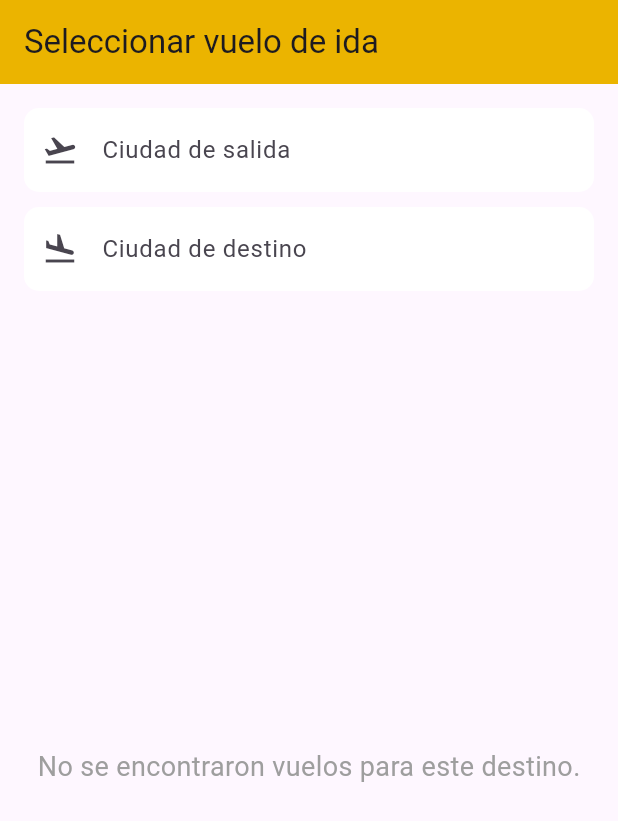
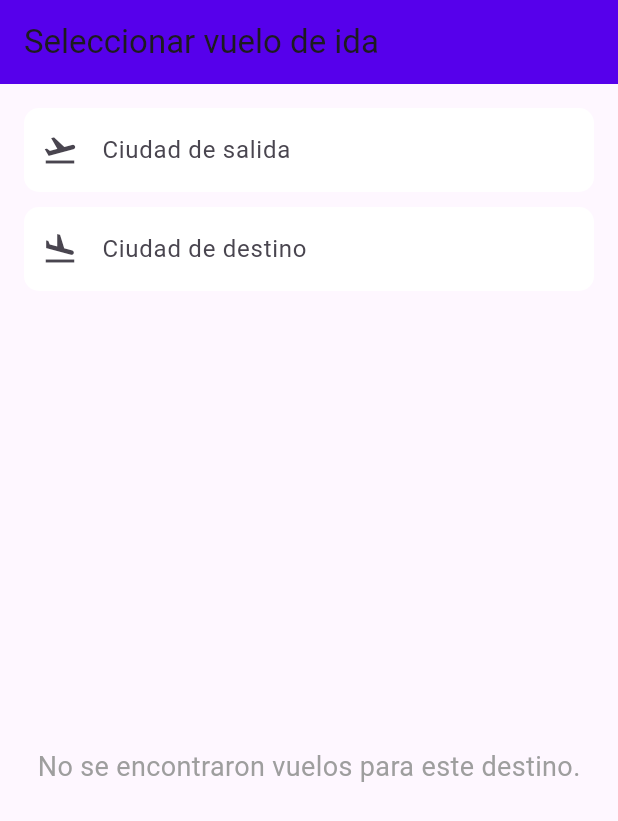
Before and after one commit to luciia14/Interfaces, a Flutter app: the SearchFlightsPage screen opened directly with empty values, on a phone screen of 412 x 824 dp. Shown: the top 821 px of the screen. Run offline on Flutter 3.47's test engine with Material 3 defaults, Android fonts, the phone set to English and light mode, and no system bars.

Commit message:
Update vuelos.dart

```diff
--- a/lib/vuelos.dart
+++ b/lib/vuelos.dart
@@ -107,7 +107,7 @@ class _SearchFlightsPageState extends State<SearchFlightsPage> {
         title: Text(_idaSeleccionada
             ? 'Seleccionar vuelo de vuelta'
             : 'Seleccionar vuelo de ida'),
-        backgroundColor: const Color.fromARGB(255, 235, 180, 0),
+        backgroundColor: const Color.fromARGB(255, 86, 0, 235),
       ),
       body: Padding(
         padding: const EdgeInsets.all(16.0),
```
